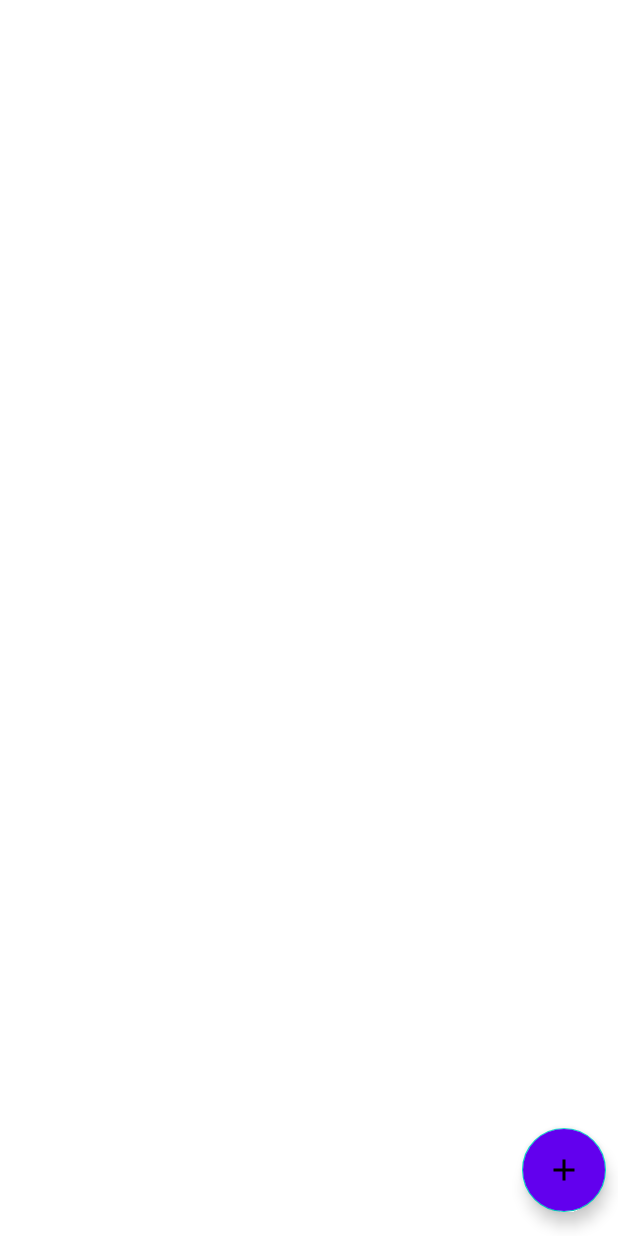
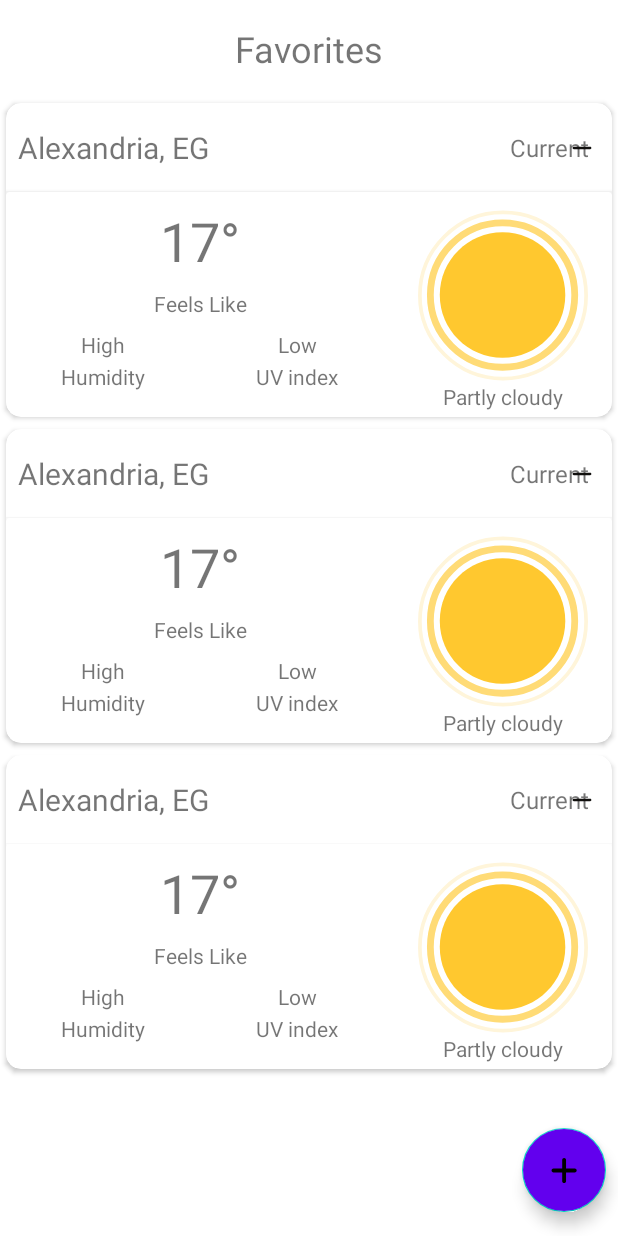
Before and after one commit to exRomeo/Skywise-Weather-Forecast, an Android app: the layout fragment_favorite_locations.xml on its own in the app's theme, with its tools: preview values and no code run, on a phone screen of 412 x 824 dp. Run offline under Robolectric (Android 15) with nearby library versions, the phone set to English and light mode, and no system bars.

Commit message:
each favorite item in favorites list is clickable, when clicked it expands to show weather details at that area

```diff
--- a/app/src/main/java/com/example/skywise/data/FavoriteLocation.kt
+++ b/app/src/main/java/com/example/skywise/data/FavoriteLocation.kt
@@ -8,8 +8,7 @@ import java.time.LocalDate
 data class FavoriteLocation(
     val lat: Double,
     val lon: Double,
-    var country: String = "",
-    var city: String = "",
+    var area: String = "",
     var currentLocation: Boolean = false
 ) {
     @PrimaryKey(autoGenerate = true)
--- a/app/src/main/java/com/example/skywise/mapsheet/MapSheet.kt
+++ b/app/src/main/java/com/example/skywise/mapsheet/MapSheet.kt
@@ -53,7 +53,7 @@ class MapSheet : BottomSheetDialogFragment() {
         Configuration.getInstance()
             .load(context, PreferenceManager.getDefaultSharedPreferences(context))
 
-        binding.mapView.setTileSource(TileSourceFactory.MAPNIK)
+//        binding.mapView.setTileSource(TileSourceFactory.MAPNIK)
         binding.mapView.setMultiTouchControls(true)
         binding.mapView.controller.setZoom(2.5)
 
--- a/app/src/main/java/com/example/skywise/utils/GeoCoderUtil.kt
+++ b/app/src/main/java/com/example/skywise/utils/GeoCoderUtil.kt
@@ -5,7 +5,7 @@ import android.location.Geocoder
 
 object GeocoderUtil {
 
-    private var geocoder: Geocoder? = null
+    private lateinit var geocoder: Geocoder
 
     fun initialize(geocoder: Geocoder) {
         this.geocoder = geocoder
--- a/app/src/main/res/drawable/add.xml
+++ b/app/src/main/res/drawable/add.xml
@@ -1,5 +1,5 @@
-<vector android:height="24dp" android:tint="@color/design_default_color_on_primary"
-    android:viewportHeight="24" android:viewportWidth="24"
-    android:width="24dp" xmlns:android="http://schemas.android.com/apk/res/android">
-    <path android:fillColor="@android:color/white" android:pathData="M19,13h-6v6h-2v-6H5v-2h6V5h2v6h6v2z"/>
+<vector android:height="24dp" android:viewportHeight="1600"
+    android:viewportWidth="1600" android:width="24dp" xmlns:android="http://schemas.android.com/apk/res/android">
+    <path android:fillColor="#211d1d" android:fillType="nonZero"
+        android:pathData="M1278.7,736L890.7,736l0,-388c0,-46.9 -38.4,-85.3 -85.3,-85.3l0,-0c-46.9,-0 -85.3,38.4 -85.3,85.3L720,736L332,736c-46.9,-0 -85.3,38.4 -85.3,85.3l0,-0c0,46.9 38.4,85.3 85.3,85.3L720,906.7L720,1294.7c0,46.9 38.4,85.3 85.3,85.3l0,-0c46.9,-0 85.3,-38.4 85.3,-85.3l0,-388l388,-0c46.9,-0 85.3,-38.4 85.3,-85.3l0,-0c0,-46.9 -38.4,-85.3 -85.3,-85.3" android:strokeColor="#00000000"/>
 </vector>
--- /dev/null
+++ b/app/src/main/res/drawable/remove.xml
@@ -0,0 +1,5 @@
+<vector android:height="24dp" android:viewportHeight="4000"
+    android:viewportWidth="4000" android:width="24dp" xmlns:android="http://schemas.android.com/apk/res/android">
+    <path android:fillColor="#100f0d" android:fillType="evenOdd"
+        android:pathData="M1087.8,2130.1L2909.7,2130.1c71.8,-0 130.1,-58.3 130.1,-130.1 0,-71.8 -58.3,-130.1 -130.1,-130.1L1087.8,1869.9c-71.8,-0 -130.1,58.3 -130.1,130.1 0,71.8 58.3,130.1 130.1,130.1l0,-0" android:strokeColor="#00000000"/>
+</vector>
--- /dev/null
+++ b/app/src/main/res/layout/favorite_item_layout.xml
@@ -0,0 +1,218 @@
+<?xml version="1.0" encoding="utf-8"?>
+<layout xmlns:android="http://schemas.android.com/apk/res/android"
+    xmlns:app="http://schemas.android.com/apk/res-auto"
+    xmlns:tools="http://schemas.android.com/tools">
+
+    <data>
+
+        <variable
+            name="viewModel"
+            type="com.example.skywise.favoritelocations.FavoriteLocationsViewModel" />
+
+        <variable
+            name="location"
+            type="com.example.skywise.data.FavoriteLocation" />
+
+        <variable
+            name="weatherData"
+            type="com.example.skywise.data.WeatherData" />
+
+        <variable
+            name="weatherDetails"
+            type="com.example.skywise.data.WeatherData" />
+
+    </data>
+
+
+    <androidx.cardview.widget.CardView
+        android:id="@+id/location_card"
+        android:layout_width="match_parent"
+        android:layout_height="wrap_content"
+        android:layout_margin="4dp"
+        app:cardCornerRadius="10dp">
+
+        <androidx.constraintlayout.widget.ConstraintLayout
+            android:layout_width="match_parent"
+            android:layout_height="wrap_content">
+
+            <TextView
+                android:id="@+id/area_text"
+                android:layout_width="0dp"
+                android:layout_height="wrap_content"
+                android:layout_marginStart="8dp"
+                android:layout_marginTop="16dp"
+                android:layout_marginEnd="92dp"
+                android:layout_marginBottom="16dp"
+                android:text="@{location.area}"
+                android:textSize="20sp"
+                app:layout_constraintBottom_toTopOf="@+id/info_card"
+                app:layout_constraintEnd_toEndOf="parent"
+                app:layout_constraintStart_toStartOf="parent"
+                app:layout_constraintTop_toTopOf="parent"
+                tools:text="@string/location_area" />
+
+            <TextView
+                android:id="@+id/is_current_tv"
+                android:layout_width="wrap_content"
+                android:layout_height="wrap_content"
+                android:layout_marginStart="24dp"
+                android:text="@string/current"
+                android:textSize="16sp"
+                android:visibility="gone"
+                app:layout_constraintBottom_toBottomOf="@+id/area_text"
+                app:layout_constraintStart_toEndOf="@+id/area_text"
+                app:layout_constraintTop_toTopOf="@+id/area_text"
+                tools:visibility="visible" />
+
+            <ImageButton
+                android:id="@+id/remove_button"
+                android:layout_width="wrap_content"
+                android:layout_height="0dp"
+                android:layout_marginEnd="8dp"
+                android:background="#00FFFFFF"
+                android:onClick="@{()-> viewModel.removeLocation(location)}"
+                android:src="@drawable/remove"
+                android:visibility="gone"
+                app:layout_constraintBottom_toBottomOf="@+id/area_text"
+                app:layout_constraintEnd_toEndOf="parent"
+                app:layout_constraintTop_toTopOf="@+id/area_text"
+                tools:visibility="visible" />
+
+            <androidx.cardview.widget.CardView
+                android:id="@+id/info_card"
+                android:layout_width="match_parent"
+                android:layout_height="wrap_content"
+                app:layout_constraintBottom_toBottomOf="parent"
+                app:layout_constraintEnd_toEndOf="parent"
+                app:layout_constraintStart_toStartOf="parent"
+                app:layout_constraintTop_toBottomOf="@+id/area_text">
+
+                <androidx.constraintlayout.widget.ConstraintLayout
+                    android:layout_width="match_parent"
+                    android:layout_height="wrap_content">
+
+                    <com.airbnb.lottie.LottieAnimationView
+                        android:id="@+id/cur_weather_image"
+                        android:layout_width="0dp"
+                        android:layout_height="0dp"
+                        android:layout_marginBottom="12dp"
+                        app:layout_constraintBottom_toTopOf="@+id/guideline10"
+                        app:layout_constraintEnd_toEndOf="parent"
+                        app:layout_constraintStart_toStartOf="@+id/guideline9"
+                        app:layout_constraintTop_toTopOf="parent"
+                        app:lottie_autoPlay="true"
+                        app:lottie_loop="true"
+                        app:lottie_rawRes="@raw/clear_sky_01d"
+                        app:lottie_res_id="@{viewModel.shownLocation.current.weather[0].getAnimation()}" />
+
+                    <androidx.constraintlayout.widget.Guideline
+                        android:id="@+id/guideline9"
+                        android:layout_width="wrap_content"
+                        android:layout_height="wrap_content"
+                        android:orientation="vertical"
+                        app:layout_constraintGuide_percent="0.64" />
+
+                    <TextView
+                        android:id="@+id/cur_temps_tv"
+                        android:layout_width="wrap_content"
+                        android:layout_height="wrap_content"
+                        android:layout_marginTop="8dp"
+                        android:text="@{viewModel.shownLocation.current.getTempText()}"
+                        android:textSize="36sp"
+                        app:layout_constraintEnd_toStartOf="@+id/guideline9"
+                        app:layout_constraintStart_toStartOf="parent"
+                        app:layout_constraintTop_toTopOf="parent"
+                        tools:text="@string/current_temps_sample" />
+
+                    <androidx.constraintlayout.widget.Guideline
+                        android:id="@+id/guideline10"
+                        android:layout_width="wrap_content"
+                        android:layout_height="wrap_content"
+                        android:orientation="horizontal"
+                        app:layout_constraintGuide_begin="150dp" />
+
+                    <TextView
+                        android:id="@+id/cur_desc_tv"
+                        android:layout_width="wrap_content"
+                        android:layout_height="wrap_content"
+                        android:layout_marginBottom="4dp"
+                        android:text="@{viewModel.shownLocation.current.weather.get(0).description}"
+                        app:layout_constraintBottom_toTopOf="@+id/guideline10"
+                        app:layout_constraintEnd_toEndOf="parent"
+                        app:layout_constraintStart_toStartOf="@+id/guideline9"
+                        tools:text="@string/current_weather_desc_sample" />
+
+                    <TextView
+                        android:id="@+id/textView3"
+                        android:layout_width="0dp"
+                        android:layout_height="wrap_content"
+                        android:layout_marginTop="8dp"
+                        android:gravity="center"
+                        android:text="@{@string/feels_like_temps + ' ' + viewModel.shownLocation.current.getFeelsLikeText()}"
+                        app:layout_constraintEnd_toStartOf="@+id/cur_weather_image"
+                        app:layout_constraintStart_toStartOf="parent"
+                        app:layout_constraintTop_toBottomOf="@+id/cur_temps_tv"
+                        tools:text="@string/feels_like_temps" />
+
+                    <androidx.constraintlayout.widget.Guideline
+                        android:id="@+id/guideline12"
+                        android:layout_width="wrap_content"
+                        android:layout_height="wrap_content"
+                        android:orientation="vertical"
+                        app:layout_constraintGuide_percent="0.32" />
+
+                    <TextView
+                        android:id="@+id/cur_high_tv"
+                        android:layout_width="0dp"
+                        android:layout_height="wrap_content"
+                        android:layout_marginTop="8dp"
+                        android:gravity="center"
+                        android:text="@{@string/high + ' ' + viewModel.shownLocation.daily.get(0).temp.getMaxText()}"
+                        app:layout_constraintEnd_toStartOf="@+id/guideline12"
+                        app:layout_constraintStart_toStartOf="parent"
+                        app:layout_constraintTop_toBottomOf="@+id/textView3"
+                        tools:text="@string/high" />
+
+                    <TextView
+                        android:id="@+id/cur_low_tv"
+                        android:layout_width="0dp"
+                        android:layout_height="wrap_content"
+                        android:layout_marginTop="8dp"
+                        android:gravity="center"
+                        android:text="@{@string/low + ' ' + viewModel.shownLocation.daily.get(0).temp.getMinText()}"
+                        app:layout_constraintEnd_toStartOf="@+id/guideline9"
+                        app:layout_constraintStart_toStartOf="@+id/guideline12"
+                        app:layout_constraintTop_toBottomOf="@+id/textView3"
+                        tools:text="@string/low" />
+
+                    <TextView
+                        android:id="@+id/cur_humidity_tv"
+                        android:layout_width="0dp"
+                        android:layout_height="wrap_content"
+                        android:layout_marginTop="2dp"
+                        android:gravity="center"
+                        android:text="@{@string/humidity + ' ' + viewModel.shownLocation.current.humidityText}"
+                        app:layout_constraintEnd_toStartOf="@+id/guideline12"
+                        app:layout_constraintStart_toStartOf="parent"
+                        app:layout_constraintTop_toBottomOf="@+id/cur_high_tv"
+                        tools:text="@string/humidity" />
+
+                    <TextView
+                        android:id="@+id/cur_uv_tv"
+                        android:layout_width="0dp"
+                        android:layout_height="wrap_content"
+                        android:layout_marginTop="2dp"
+                        android:gravity="center"
+                        android:text="@{@string/uv_index + ' ' + viewModel.shownLocation.current.getUviText()}"
+                        app:layout_constraintEnd_toStartOf="@+id/guideline9"
+                        app:layout_constraintStart_toStartOf="@+id/guideline12"
+                        app:layout_constraintTop_toBottomOf="@+id/cur_low_tv"
+                        tools:text="@string/uv_index" />
+                </androidx.constraintlayout.widget.ConstraintLayout>
+            </androidx.cardview.widget.CardView>
+
+
+        </androidx.constraintlayout.widget.ConstraintLayout>
+
+    </androidx.cardview.widget.CardView>
+</layout>
--- a/app/src/main/res/layout/fragment_favorite_locations.xml
+++ b/app/src/main/res/layout/fragment_favorite_locations.xml
@@ -4,7 +4,9 @@
     xmlns:tools="http://schemas.android.com/tools">
 
     <data>
-
+<variable
+    name="adapter"
+    type="com.example.skywise.favoritelocations.FavoriteLocationsAdapter" />
         <variable
             name="viewModel"
             type="com.example.skywise.favoritelocations.FavoriteLocationsViewModel" />
@@ -31,5 +33,30 @@
             app:layout_constraintEnd_toEndOf="parent" />
 
 
+        <TextView
+            android:id="@+id/favorites_title"
+            android:layout_width="wrap_content"
+            android:layout_height="wrap_content"
+            android:layout_marginTop="16dp"
+            android:text="@string/favorites"
+            android:textSize="24sp"
+            app:layout_constraintEnd_toEndOf="parent"
+            app:layout_constraintStart_toStartOf="parent"
+            app:layout_constraintTop_toTopOf="parent" />
+
+        <androidx.recyclerview.widget.RecyclerView
+            android:id="@+id/favorites_recycler_view"
+            android:layout_width="0dp"
+            android:layout_height="0dp"
+            android:layout_marginTop="16dp"
+            android:adapter="@{adapter}"
+            app:layoutManager="androidx.recyclerview.widget.LinearLayoutManager"
+            app:layout_constraintBottom_toBottomOf="parent"
+            app:layout_constraintEnd_toEndOf="parent"
+            app:layout_constraintStart_toStartOf="parent"
+            app:layout_constraintTop_toBottomOf="@+id/favorites_title"
+            tools:listitem="@layout/favorite_item_layout" />
+
+
     </androidx.constraintlayout.widget.ConstraintLayout>
 </layout>
--- a/app/src/main/res/layout/fragment_weather.xml
+++ b/app/src/main/res/layout/fragment_weather.xml
@@ -250,7 +250,7 @@
                 android:layout_width="wrap_content"
                 android:layout_height="wrap_content"
                 android:orientation="horizontal"
-                app:layout_constraintGuide_begin="195dp" />
+                app:layout_constraintGuide_begin="194dp" />
 
 
             <ScrollView
--- a/app/src/main/res/values/strings.xml
+++ b/app/src/main/res/values/strings.xml
@@ -33,4 +33,11 @@
     <string name="data_not_retrieved">Couldn\'t retrieve data</string>
     <string name="updating_data">Updating Data</string>
     <string name="showing_offline_data">Showing Offline Data</string>
+    <string name="location_area">Alexandria, EG</string>
+    <string name="current">Current</string>
+    <string name="temprature">Temprature</string>
+    <string name="weather_desc">Condition</string>
+    <string name="wind_speed">Wind Speed</string>
+    <string name="high">High</string>
+    <string name="low">Low</string>
 </resources>
```
Also changed, not shown: app/build.gradle (+9 -0 lines), app/src/main/java/com/example/skywise/data/Repository.kt (+5 -4 lines), app/src/main/java/com/example/skywise/favoritelocations/FavoriteLocationsAdapter.kt (added, +89 -0 lines), app/src/main/java/com/example/skywise/favoritelocations/FavoriteLocationsFragment.kt (+12 -4 lines), app/src/main/java/com/example/skywise/favoritelocations/FavoriteLocationsViewModel.kt (+33 -0 lines), app/src/main/java/com/example/skywise/mapsheet/MapSheetViewModel.kt (+2 -5 lines), app/src/main/java/com/example/skywise/utils/FusedLocationUtils.kt (+103 -4 lines), 1 other file.
